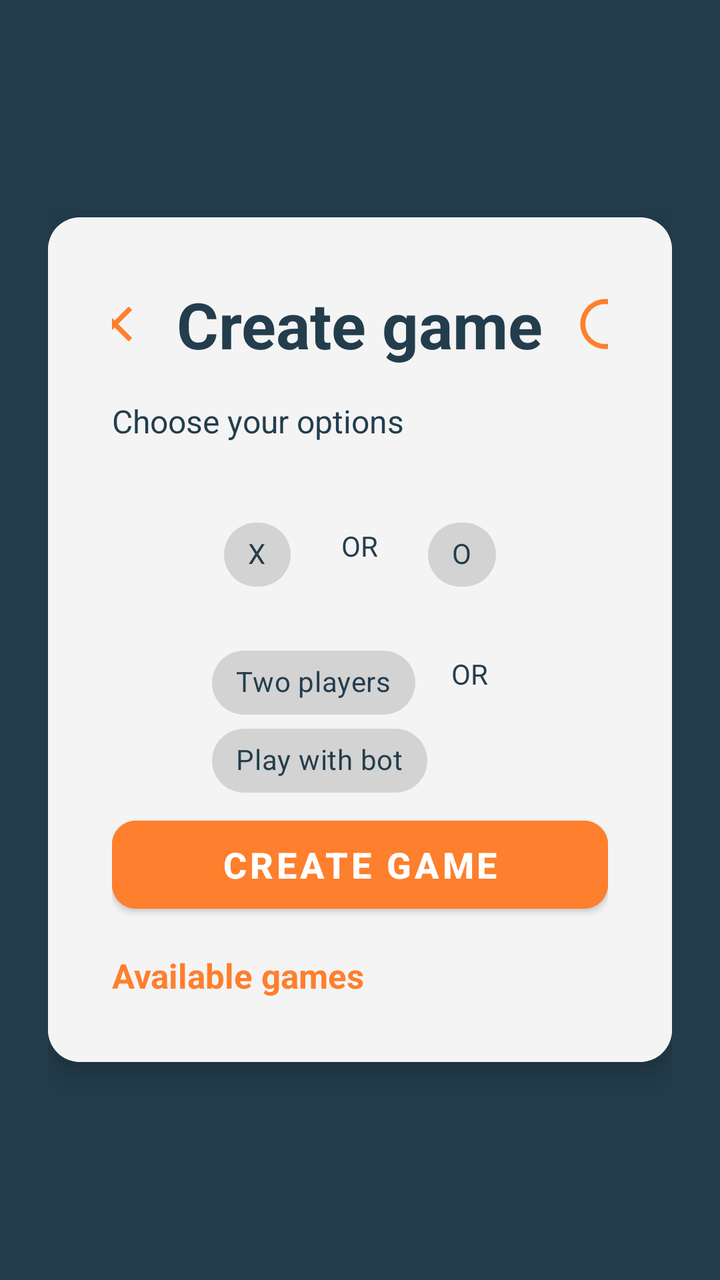
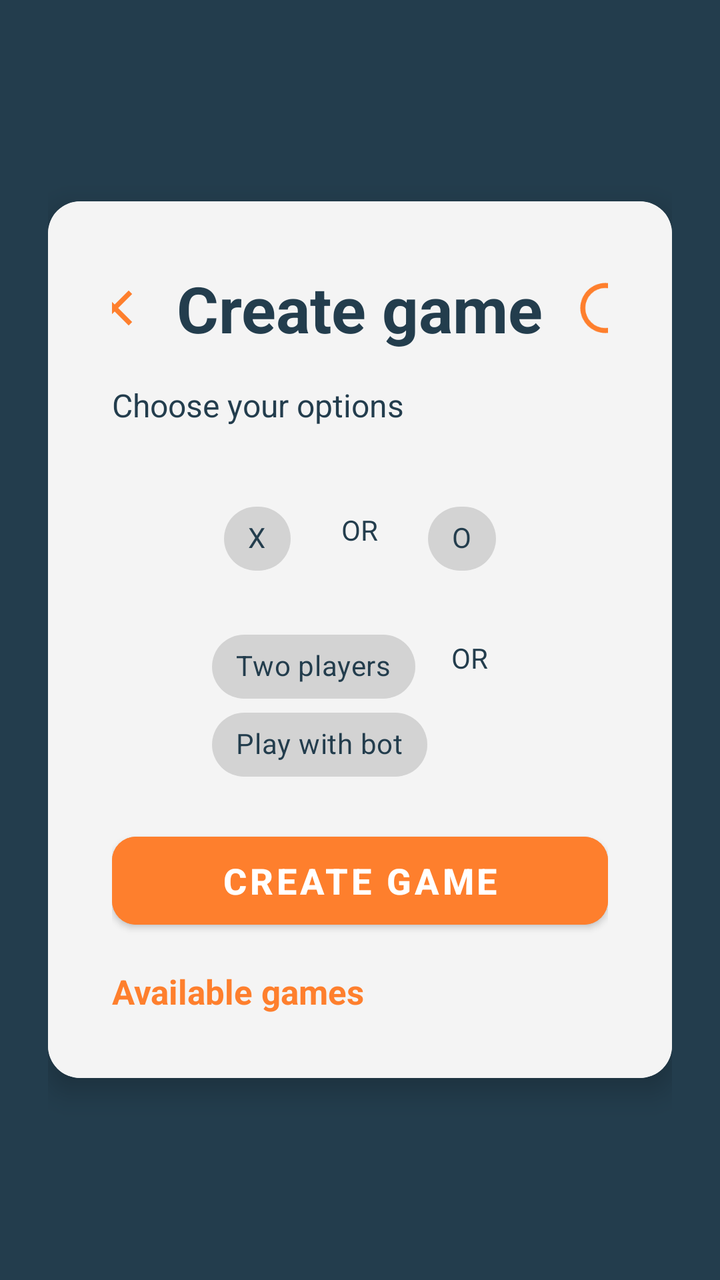

Compare the two renders of this Android layout. The source of the first and the diff that turns it into the second are given below.
<!-- AndroidManifest.xml: application theme Theme.TicTacToeMobile -->
<!-- res/layout/fragment_create_game.xml -->
<FrameLayout xmlns:android="http://schemas.android.com/apk/res/android"
    xmlns:app="http://schemas.android.com/apk/res-auto"
    xmlns:tools="http://schemas.android.com/tools"
    android:layout_width="match_parent"
    android:layout_height="match_parent"
    android:background="@color/background">

    <LinearLayout
        android:layout_width="match_parent"
        android:layout_height="match_parent"
        android:gravity="center"
        android:orientation="vertical"
        android:padding="24dp">

        <androidx.cardview.widget.CardView
            android:layout_width="match_parent"
            android:layout_height="wrap_content"
            android:layout_gravity="center"
            android:elevation="8dp"
            app:cardCornerRadius="16dp"
            app:cardElevation="8dp">

            <LinearLayout
                android:layout_width="match_parent"
                android:layout_height="wrap_content"
                android:background="@color/milk"
                android:orientation="vertical"
                android:padding="32dp">

                <LinearLayout
                    android:layout_width="match_parent"
                    android:layout_height="wrap_content"
                    android:layout_marginBottom="16dp"
                    android:gravity="center"
                    android:orientation="horizontal">

                    <ImageView
                        android:layout_width="30dp"
                        android:layout_height="30dp"
                        android:contentDescription="@string/x_symbol"
                        android:src="@drawable/ic_cross" />

                    <TextView
                        android:layout_width="wrap_content"
                        android:layout_height="wrap_content"
                        android:layout_marginHorizontal="16dp"
                        android:text="@string/create_game"
                        android:textColor="@color/background"
                        android:textSize="32sp"
                        android:textStyle="bold" />

                    <ImageView
                        android:layout_width="30dp"
                        android:layout_height="30dp"
                        android:contentDescription="@string/o_symbol"
                        android:src="@drawable/ic_circle" />

                </LinearLayout>

                <TextView
                    android:layout_width="match_parent"
                    android:layout_height="wrap_content"
                    android:layout_marginBottom="32dp"
                    android:text="@string/choose_options"
                    android:textAlignment="center"
                    android:textColor="@color/background"
                    android:textSize="16sp" />

                <com.google.android.material.chip.ChipGroup
                    android:id="@+id/chipGroupSymbol"
                    android:layout_width="wrap_content"
                    android:layout_height="wrap_content"
                    android:layout_gravity="center"
                    android:layout_marginBottom="16dp"
                    app:singleSelection="true">

                    <com.google.android.material.chip.Chip
                        android:id="@+id/chipX"
                        android:layout_width="wrap_content"
                        android:layout_height="wrap_content"
                        style="@style/Widget.MaterialComponents.Chip.Choice"
                        android:text="X"
                        app:chipBackgroundColor="@color/chip_selector"
                        android:textColor="@color/background"/>

                    <TextView
                        android:layout_width="wrap_content"
                        android:layout_height="wrap_content"
                        android:padding="10dp"
                        android:text="OR"
                        android:textColor="@color/background"/>

                    <com.google.android.material.chip.Chip
                        android:id="@+id/chipO"
                        android:layout_width="wrap_content"
                        android:layout_height="wrap_content"
                        style="@style/Widget.MaterialComponents.Chip.Choice"
                        android:text="O"
                        app:chipBackgroundColor="@color/chip_selector"
                        android:textColor="@color/background"/>

                </com.google.android.material.chip.ChipGroup>


                <com.google.android.material.chip.ChipGroup
                    android:id="@+id/chipGroupMode"
                    android:layout_width="wrap_content"
                    android:layout_gravity="center"
                    android:layout_height="wrap_content"
                    app:singleSelection="true">

                    <com.google.android.material.chip.Chip
                        android:id="@+id/chipTwoPlayers"
                        android:layout_width="wrap_content"
                        android:layout_height="wrap_content"
                        style="@style/Widget.MaterialComponents.Chip.Choice"
                        android:text="Two players"
                        app:chipBackgroundColor="@color/chip_selector"
                        android:textColor="@color/background"/>

                    <TextView
                        android:layout_width="wrap_content"
                        android:layout_height="wrap_content"
                        android:padding="10dp"
                        android:text="OR"
                        android:textColor="@color/background"/>

                    <com.google.android.material.chip.Chip
                        android:id="@+id/chipBot"
                        android:layout_width="wrap_content"
                        android:layout_height="wrap_content"
                        style="@style/Widget.MaterialComponents.Chip.Choice"
                        android:text="Play with bot"
                        app:chipBackgroundColor="@color/chip_selector"
                        android:textColor="@color/background"/>

                </com.google.android.material.chip.ChipGroup>


                <com.google.android.material.button.MaterialButton
                    android:id="@+id/buttonSignIn"
                    android:layout_width="match_parent"
                    android:layout_height="56dp"
                    android:layout_marginBottom="16dp"
                    android:backgroundTint="@color/elements"
                    android:text="@string/create_game"
                    android:textColor="@color/white"
                    android:textSize="18sp"
                    android:textStyle="bold"
                    app:cornerRadius="12dp" />


                <TextView
                    android:id="@+id/tvRegister"
                    android:layout_width="match_parent"
                    android:layout_height="wrap_content"
                    android:clickable="true"
                    android:focusable="true"
                    android:text="@string/available_games"
                    android:textAlignment="center"
                    android:textColor="@color/elements"
                    android:textSize="17sp"
                    android:textStyle="bold" />

            </LinearLayout>
        </androidx.cardview.widget.CardView>
    </LinearLayout>

</FrameLayout>
<!-- resources referenced by this layout -->
<resources>
  <color name="background">#233D4D</color>
  <color name="elements">#FE7F2D</color>
  <color name="milk">#F4F4F4</color>
  <color name="white">#FFFFFFFF</color>
  <!-- drawable ic_circle (drawable) -->
  <vector xmlns:android="http://schemas.android.com/apk/res/android"
      android:width="24dp"
      android:height="24dp"
      android:viewportWidth="960"
      android:viewportHeight="960">
    <path
        android:pathData="M480,880q-83,0 -156,-31.5T197,763q-54,-54 -85.5,-127T80,480q0,-83 31.5,-156T197,197q54,-54 127,-85.5T480,80q83,0 156,31.5T763,197q54,54 85.5,127T880,480q0,83 -31.5,156T763,763q-54,54 -127,85.5T480,880ZM480,800q134,0 227,-93t93,-227q0,-134 -93,-227t-227,-93q-134,0 -227,93t-93,227q0,134 93,227t227,93ZM480,480Z"
        android:fillColor="#FE7F2D"/>
  </vector>
  <!-- drawable ic_cross (drawable) -->
  <vector xmlns:android="http://schemas.android.com/apk/res/android"
      android:width="24dp"
      android:height="24dp"
      android:viewportWidth="960"
      android:viewportHeight="960">
    <path
        android:pathData="m256,760 l-56,-56 224,-224 -224,-224 56,-56 224,224 224,-224 56,56 -224,224 224,224 -56,56 -224,-224 -224,224Z"
        android:fillColor="@color/elements"/>
  </vector>
  <string name="available_games">Available games</string>
  <string name="choose_options">Choose your options</string>
  <string name="create_game">Create game</string>
  <string name="o_symbol" translatable="false">O symbol</string>
  <string name="x_symbol" translatable="false">X symbol</string>
  <style name="Theme.TicTacToeMobile" parent="Theme.MaterialComponents.DayNight.NoActionBar">
          
          <item name="colorPrimary">@color/purple_500</item>
          <item name="colorPrimaryVariant">@color/purple_700</item>
          <item name="colorOnPrimary">@color/white</item>
          
          <item name="colorSecondary">@color/teal_200</item>
          <item name="colorSecondaryVariant">@color/teal_700</item>
          <item name="colorOnSecondary">@color/black</item>
          
          <item name="android:statusBarColor">?attr/colorPrimaryVariant</item>
          
      </style>
  <color name="purple_500">#FF6200EE</color>
  <color name="purple_700">#FF3700B3</color>
  <color name="teal_200">#FF03DAC5</color>
  <color name="teal_700">#FF018786</color>
  <color name="black">#FF000000</color>
</resources>

<!-- the commit's change to res/layout/fragment_create_game.xml (unified diff, before → after) -->
@@ -138,9 +138,10 @@
 
 
                 <com.google.android.material.button.MaterialButton
-                    android:id="@+id/buttonSignIn"
+                    android:id="@+id/buttonCreateGame"
                     android:layout_width="match_parent"
                     android:layout_height="56dp"
+                    android:layout_marginTop="16dp"
                     android:layout_marginBottom="16dp"
                     android:backgroundTint="@color/elements"
                     android:text="@string/create_game"
@@ -151,7 +152,7 @@
 
 
                 <TextView
-                    android:id="@+id/tvRegister"
+                    android:id="@+id/tvToAvailableGames"
                     android:layout_width="match_parent"
                     android:layout_height="wrap_content"
                     android:clickable="true"
@@ -166,4 +167,11 @@
         </androidx.cardview.widget.CardView>
     </LinearLayout>
 
+    <ProgressBar
+        android:id="@+id/progressBar"
+        android:layout_width="wrap_content"
+        android:layout_height="wrap_content"
+        android:layout_gravity="center"
+        android:visibility="gone" />
+
 </FrameLayout>
